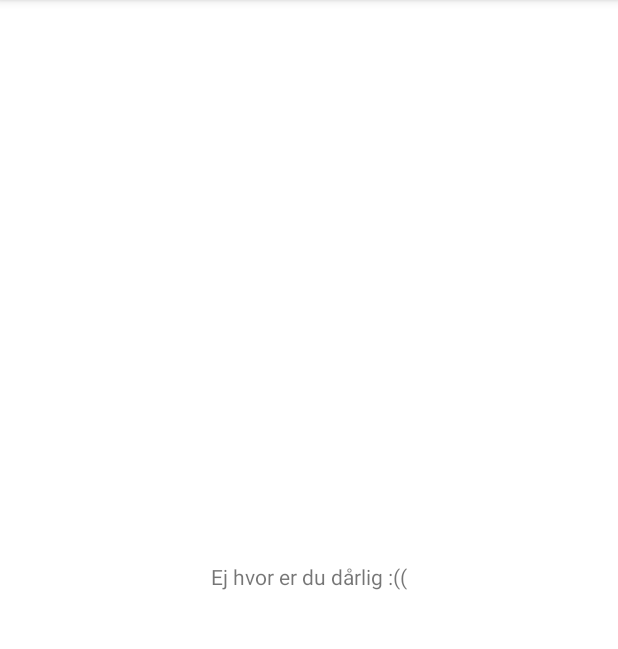
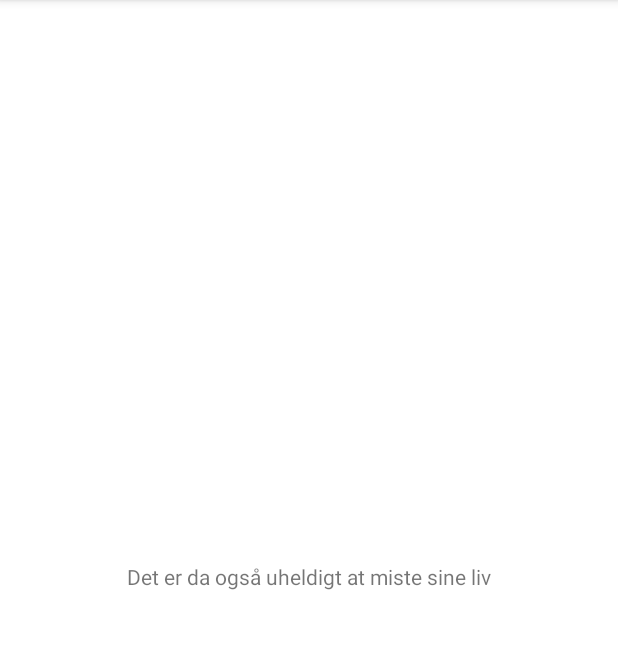
Before and after one commit to rjdp123/s205357-Wheel_of_Fortune, an Android app: the fragment GameLostFragment placed in its activity, on a phone screen of 412 x 824 dp, the part 84-733 px from its top. Run offline under Robolectric (Android 15) with nearby library versions, the phone set to English and light mode, and no system bars.

Commit message:
Fungerende spil, uden design på de andre fragments og stadig med test-knap v2 med forskel på hvordan man dør

```diff
--- a/app/src/main/java/com/example/s205357_wheeloffortune/MainActivity.kt
+++ b/app/src/main/java/com/example/s205357_wheeloffortune/MainActivity.kt
@@ -27,16 +27,18 @@ class MainActivity : AppCompatActivity() {
     val remaingLifeAtStart = 5
     var remaininglife = remaingLifeAtStart
 
-    val pointsAtStart = 0
+    private val pointsAtStart = 0
     var points = pointsAtStart
 
-    val possibleSpins = listOf<String>("extra", "miss", "bankrupt", "100", "250", "500", "1000", "1500", "2500")
+    var bankrupt = false
+
+    private val possibleSpins = listOf<String>("extra", "miss", "bankrupt", "50", "100", "250", "500", "1000", "1500", "2500")
     var spinnedString: String = ""
-    var spinnedInt by Delegates.notNull<Int>()
+    private var spinnedInt by Delegates.notNull<Int>()
 
     val alphabet = listOf<String>("a", "b", "c", "d", "e", "f", "g", "h", "i", "j", "k", "l", "m", "n", "o", "p", "q", "r", "s", "t", "u", "v", "w", "x", "y", "z")
 
-    // Skal bruges til spilfunktionalitet
+    // Aktivér tryk af knapper
     var enableLetterButtons = false
     var enableSpinButton = false
 
@@ -55,6 +57,8 @@ class MainActivity : AppCompatActivity() {
     fun newGame() {
         remaininglife = remaingLifeAtStart
         points = pointsAtStart
+
+        bankrupt = false
 
         correctlyPressedLetters.clear()
         inCorrectlyPressedLetters.clear()
@@ -127,13 +131,12 @@ class MainActivity : AppCompatActivity() {
             }
             "bankrupt" -> {
                 spinnedString = "You went bankrupt on your spin and lost all your lives"
-                remaininglife = 0
+                bankrupt = true
             }
             else -> {
                 spinnedInt = spinnedString.toInt()
                 enableLetterButtons = true
                 enableSpinButton = false
-
             }
         }
         checkLives()
@@ -141,7 +144,7 @@ class MainActivity : AppCompatActivity() {
 
     // Funktion til at tjekke hvorvidt spillet er vundet/tabt
     fun checkLives() {
-        if (remaininglife <= 0) {
+        if (remaininglife <= 0 || bankrupt) {
             showFragment(GameLostFragment())
         } else if (correctlyPressedLetters.containsAll(randomWordList)) {
             showFragment(GameWonFragment())
--- a/app/src/main/java/com/example/s205357_wheeloffortune/fragments/GameLostFragment.kt
+++ b/app/src/main/java/com/example/s205357_wheeloffortune/fragments/GameLostFragment.kt
@@ -4,11 +4,21 @@ import android.os.Bundle
 import android.view.LayoutInflater
 import android.view.View
 import android.view.ViewGroup
+import android.widget.TextView
 import androidx.fragment.app.Fragment
+import com.example.s205357_wheeloffortune.MainActivity
 import com.example.s205357_wheeloffortune.R
 
-class GameLostFragment : Fragment() {
+class GameLostFragment() : Fragment() {
     override fun onCreateView(inflater: LayoutInflater, container: ViewGroup?, savedInstanceState: Bundle?): View? {
-        return inflater.inflate(R.layout.game_lost_fragment, container, false)
+        val view = inflater.inflate(R.layout.game_lost_fragment, container, false)
+
+        if ((activity as MainActivity).bankrupt) {
+            view.findViewById<TextView>(R.id.textView).text = "Tænk engang at gå bankerot"
+        } else {
+            view.findViewById<TextView>(R.id.textView).text = "Det er da også uheldigt at miste sine liv"
+        }
+
+        return view
     }
 }
--- a/app/src/main/java/com/example/s205357_wheeloffortune/fragments/GamePlayFragment.kt
+++ b/app/src/main/java/com/example/s205357_wheeloffortune/fragments/GamePlayFragment.kt
@@ -14,7 +14,7 @@ import com.example.s205357_wheeloffortune.R
 import com.example.s205357_wheeloffortune.adapter.LetterCardAdapter
 import com.example.s205357_wheeloffortune.data.DataSource
 
-class GamePlayFragment : Fragment() {
+class GamePlayFragment() : Fragment() {
 
 
 
```
